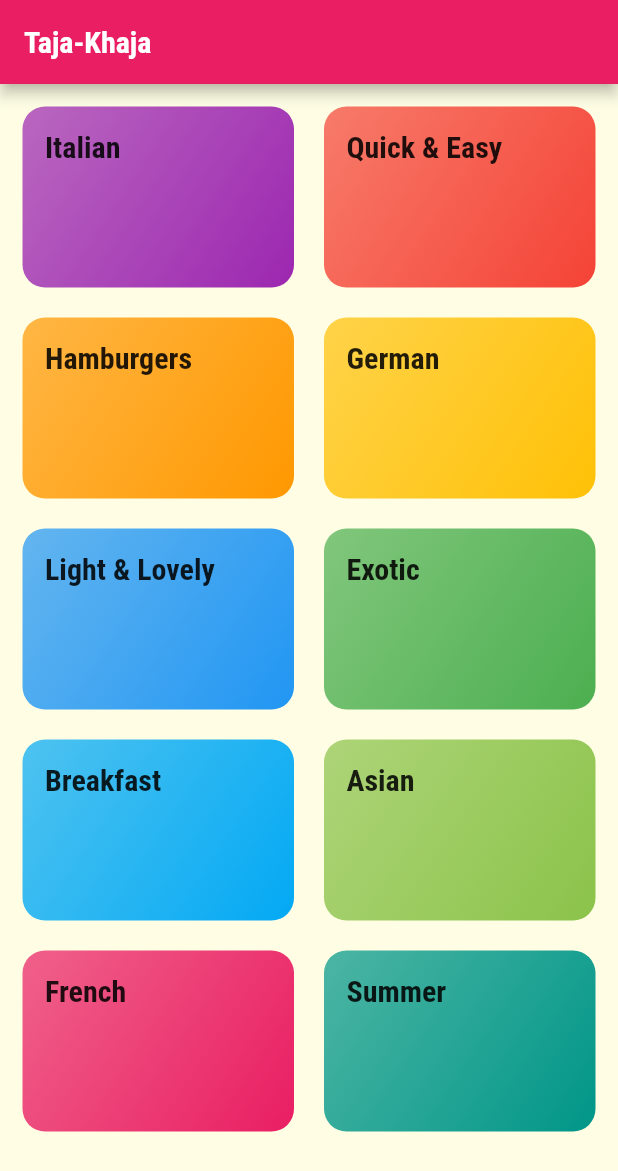
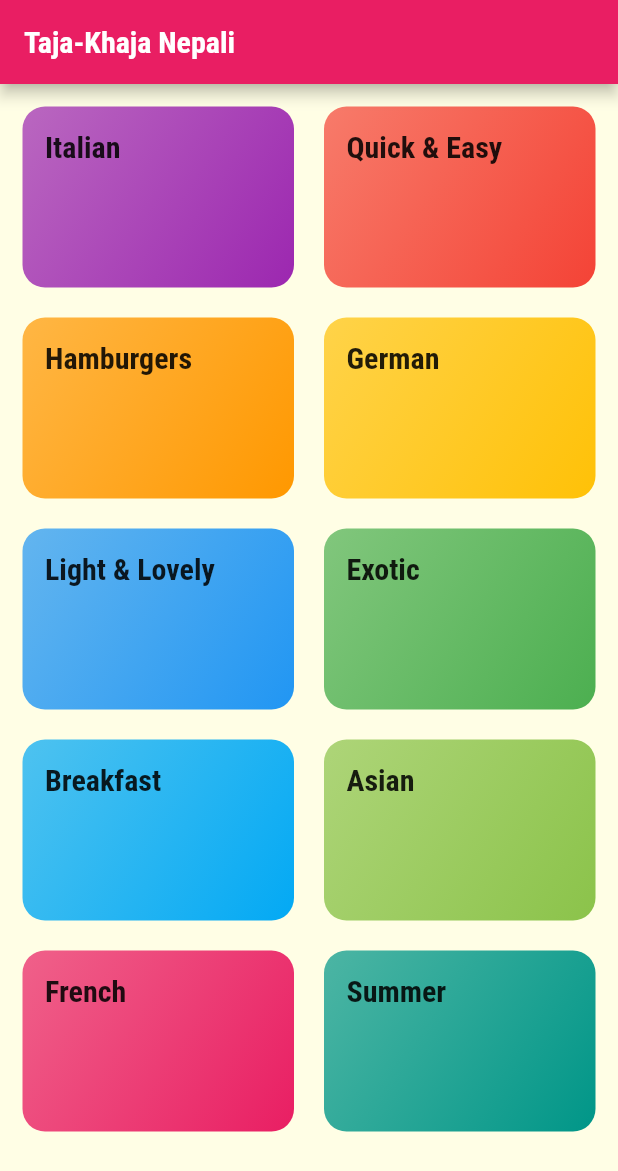
Before and after one commit to shishirregmi/mealsapp-flutter, a Flutter app: the screen it shows after launch, on a phone screen of 412 x 824 dp. Shown: the top 1171 px of the screen. Run offline on Flutter 3.47's test engine with Material 2 defaults, Android fonts, the phone set to English and light mode, and no system bars.

Commit message:
Conflict  minor Changes

```diff
--- a/lib/categories_screen.dart
+++ b/lib/categories_screen.dart
@@ -8,7 +8,7 @@ class CategoriesScreen extends StatelessWidget {
   Widget build(BuildContext context) {
     return Scaffold(
       appBar: AppBar(
-        title: const Text('Taja-Khaja'),
+        title: const Text('Taja-Khaja Nepali'),
       ),
       body: GridView(
         padding: const EdgeInsets.all(15),
```
